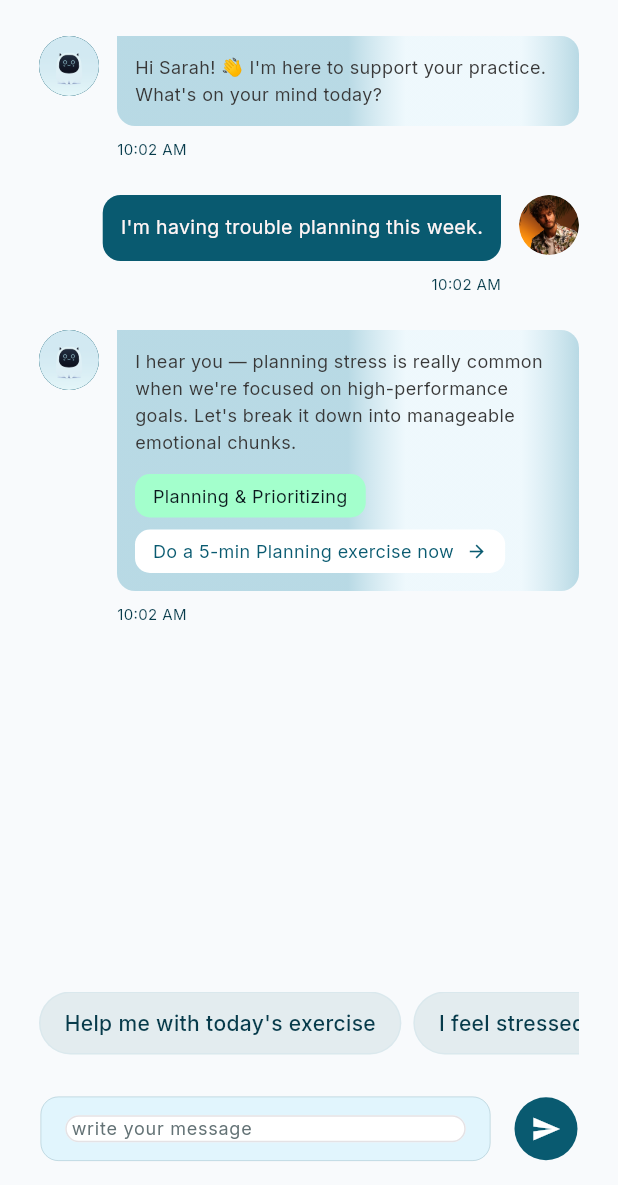
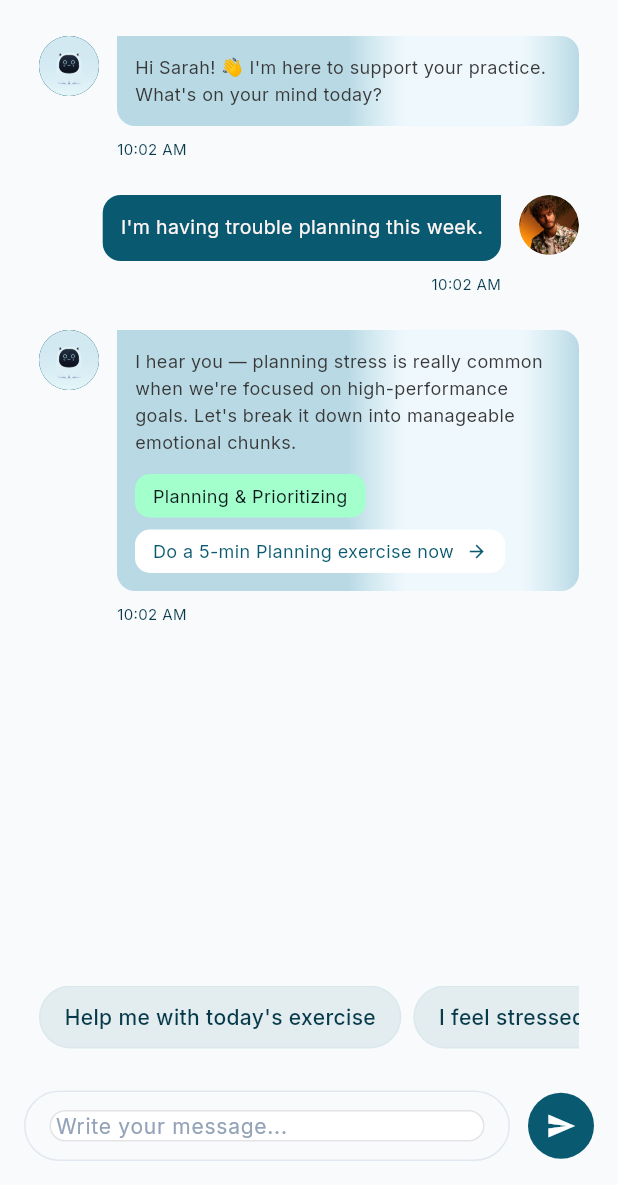
Before and after one commit to Mehedi259/eqi30, a Flutter app: the ChatScreen screen opened by its route, on a phone screen of 412 x 824 dp, the part 51-1236 px from its top. Run offline on Flutter 3.47's test engine with Material 3 defaults, Android fonts, the phone set to English and light mode, and no system bars; our stand-ins replace go_router, google_fonts, pinput.

Commit message:
input box

```diff
--- a/lib/features/chat/chat_screen.dart
+++ b/lib/features/chat/chat_screen.dart
@@ -138,7 +138,7 @@ class _ChatScreenState extends State<ChatScreen> {
 
             // Input Field
             Container(
-              padding: const EdgeInsets.symmetric(horizontal: 27, vertical: 16),
+              padding: const EdgeInsets.all(16),
               child: Row(
                 children: [
                   Expanded(
@@ -148,22 +148,21 @@ class _ChatScreenState extends State<ChatScreen> {
                         vertical: 12,
                       ),
                       decoration: BoxDecoration(
-                        color: const Color(0x3384E2FF),
+                        color: const Color(0xFFF8FAFC),
+                        borderRadius: BorderRadius.circular(24),
                         border: Border.all(
-                          width: 0.5,
-                          color: const Color(0x33073B4B),
+                          color: const Color(0xFFE2E8F0),
+                          width: 1,
                         ),
-                        borderRadius: BorderRadius.circular(12),
                       ),
                       child: TextField(
                         controller: _messageController,
                         decoration: const InputDecoration(
-                          hintText: 'write your message',
+                          hintText: 'Write your message...',
                           hintStyle: TextStyle(
-                            color: Color(0xFF637275),
-                            fontSize: 12,
+                            color: Color(0xFF94A3B8),
+                            fontSize: 14,
                             fontFamily: 'Inter',
-                            fontWeight: FontWeight.w400,
                           ),
                           border: InputBorder.none,
                           isDense: true,
@@ -171,22 +170,22 @@ class _ChatScreenState extends State<ChatScreen> {
                         ),
                         style: const TextStyle(
                           color: Color(0xFF0B191D),
-                          fontSize: 12,
+                          fontSize: 14,
                           fontFamily: 'Inter',
                         ),
                         onSubmitted: _sendMessage,
                       ),
                     ),
                   ),
-                  const SizedBox(width: 16),
+                  const SizedBox(width: 12),
                   GestureDetector(
                     onTap: () => _sendMessage(_messageController.text),
                     child: Container(
-                      width: 42,
-                      height: 42,
-                      decoration: BoxDecoration(
-                        color: const Color(0xFF095A70),
-                        borderRadius: BorderRadius.circular(24),
+                      width: 44,
+                      height: 44,
+                      decoration: const BoxDecoration(
+                        color: Color(0xFF095A70),
+                        shape: BoxShape.circle,
                       ),
                       child: const Icon(
                         Icons.send,
```
